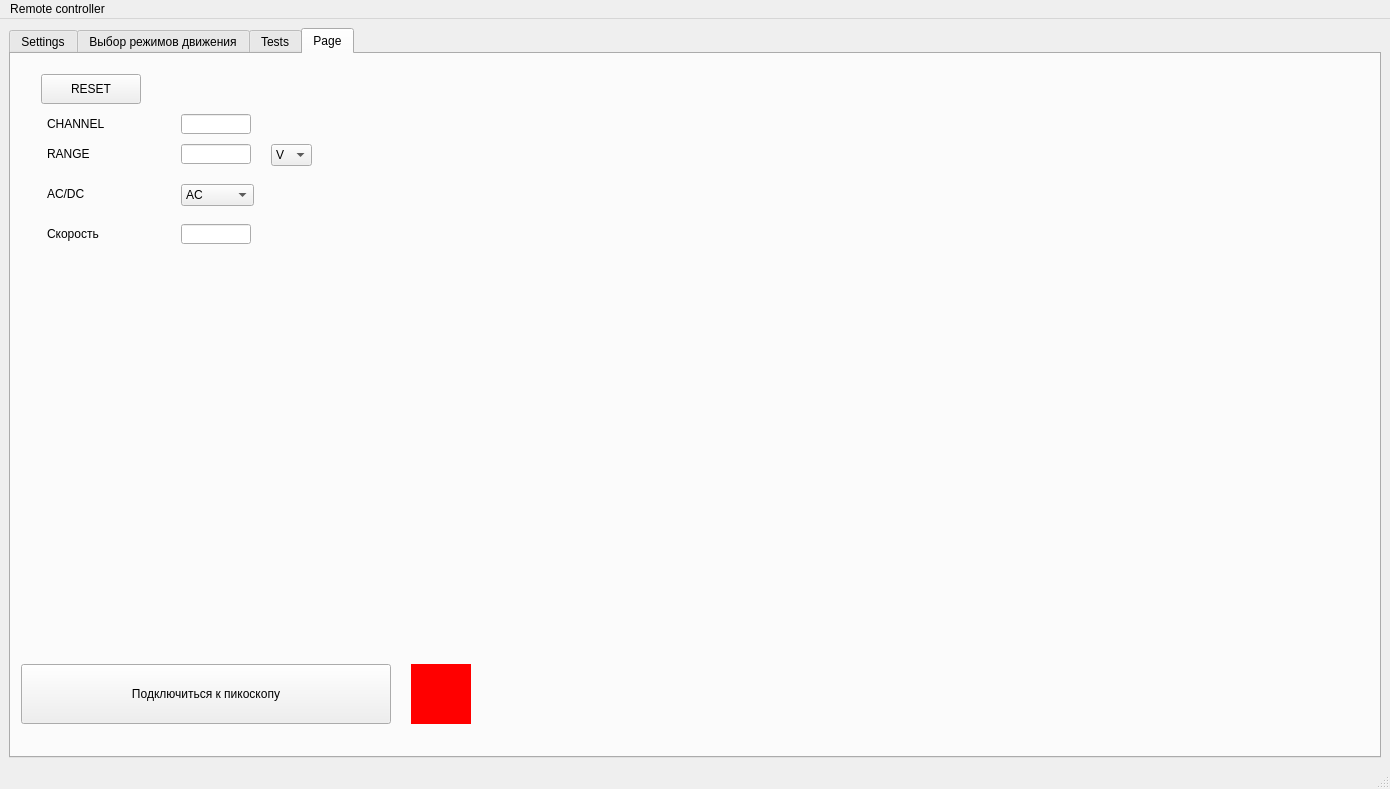
Qt form gui_layout.ui (snowmanpro3/picoscope) before a commit.
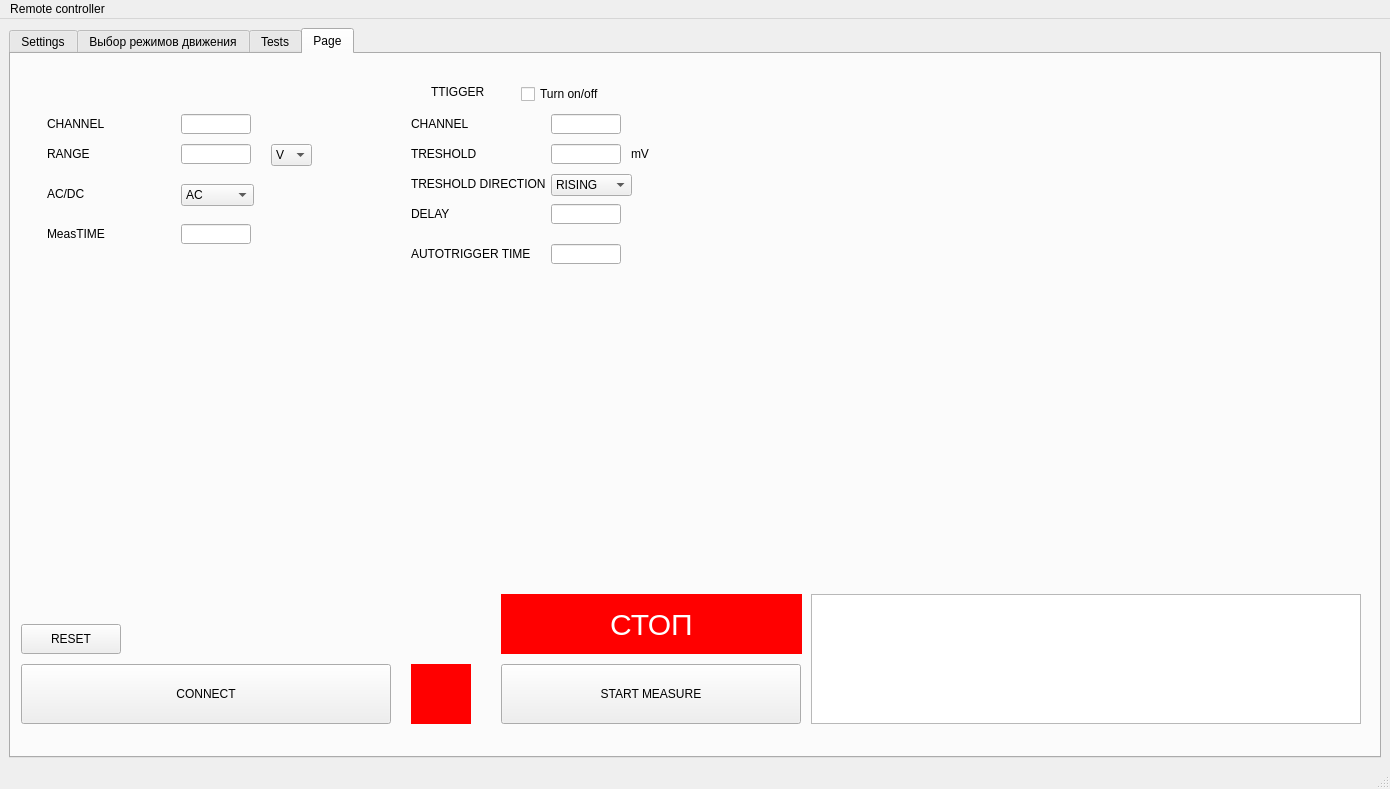
The same form after that commit.

```diff
--- a/gui_layout.ui
+++ b/gui_layout.ui
@@ -48,7 +48,7 @@
              <number>15</number>
             </property>
             <item>
-             <widget class="QPushButton" name="reset_button">
+             <widget class="QPushButton" name="reset_button11">
               <property name="minimumSize">
                <size>
                 <width>100</width>
@@ -2414,7 +2414,7 @@
           <item>
            <layout class="QHBoxLayout" name="horizontalLayout_84">
             <item>
-             <widget class="QPushButton" name="connect_button">
+             <widget class="QPushButton" name="connect_button11">
               <property name="minimumSize">
                <size>
                 <width>370</width>
@@ -2480,7 +2480,7 @@
              </widget>
             </item>
             <item>
-             <widget class="QPushButton" name="stop_button">
+             <widget class="QPushButton" name="stop_button11">
               <property name="minimumSize">
                <size>
                 <width>250</width>
@@ -2756,7 +2756,7 @@
          <string>Расстояние</string>
         </property>
        </widget>
-       <widget class="QPlainTextEdit" name="Console">
+       <widget class="QPlainTextEdit" name="Console11">
         <property name="geometry">
          <rect>
           <x>10</x>
@@ -3408,7 +3408,7 @@
        <attribute name="title">
         <string>Page</string>
        </attribute>
-       <widget class="QPushButton" name="connect_button_2">
+       <widget class="QPushButton" name="connect_button">
         <property name="geometry">
          <rect>
           <x>10</x>
@@ -3433,7 +3433,7 @@
          <string notr="true">font: 20pt &quot;GOST type A&quot;;</string>
         </property>
         <property name="text">
-         <string>Подключиться к пикоскопу</string>
+         <string>CONNECT</string>
         </property>
        </widget>
        <widget class="QLabel" name="channel_label">
@@ -3577,7 +3577,7 @@
          </size>
         </property>
         <property name="text">
-         <string>Скорость</string>
+         <string>MeasTIME</string>
         </property>
        </widget>
        <widget class="QLineEdit" name="speed_input_7">
@@ -3675,11 +3675,11 @@
          <string/>
         </property>
        </widget>
-       <widget class="QPushButton" name="reset_button_2">
+       <widget class="QPushButton" name="reset_button">
         <property name="geometry">
          <rect>
-          <x>30</x>
-          <y>20</y>
+          <x>10</x>
+          <y>570</y>
           <width>100</width>
           <height>30</height>
          </rect>
@@ -3700,6 +3700,417 @@
          <string>RESET</string>
         </property>
        </widget>
+       <widget class="QLabel" name="label_5">
+        <property name="geometry">
+         <rect>
+          <x>420</x>
+          <y>30</y>
+          <width>55</width>
+          <height>16</height>
+         </rect>
+        </property>
+        <property name="text">
+         <string>TTIGGER</string>
+        </property>
+       </widget>
+       <widget class="QCheckBox" name="trigger_choose">
+        <property name="geometry">
+         <rect>
+          <x>510</x>
+          <y>30</y>
+          <width>160</width>
+          <height>20</height>
+         </rect>
+        </property>
+        <property name="minimumSize">
+         <size>
+          <width>160</width>
+          <height>20</height>
+         </size>
+        </property>
+        <property name="maximumSize">
+         <size>
+          <width>160</width>
+          <height>20</height>
+         </size>
+        </property>
+        <property name="text">
+         <string>Turn on/off</string>
+        </property>
+       </widget>
+       <widget class="QLabel" name="delay_label">
+        <property name="geometry">
+         <rect>
+          <x>400</x>
+          <y>150</y>
+          <width>140</width>
+          <height>20</height>
+         </rect>
+        </property>
+        <property name="minimumSize">
+         <size>
+          <width>140</width>
+          <height>20</height>
+         </size>
+        </property>
+        <property name="maximumSize">
+         <size>
+          <width>140</width>
+          <height>20</height>
+         </size>
+        </property>
+        <property name="text">
+         <string>DELAY</string>
+        </property>
+       </widget>
+       <widget class="QLabel" name="channel_label_2">
+        <property name="geometry">
+         <rect>
+          <x>400</x>
+          <y>60</y>
+          <width>140</width>
+          <height>20</height>
+         </rect>
+        </property>
+        <property name="minimumSize">
+         <size>
+          <width>140</width>
+          <height>20</height>
+         </size>
+        </property>
+        <property name="maximumSize">
+         <size>
+          <width>140</width>
+          <height>20</height>
+         </size>
+        </property>
+        <property name="text">
+         <string>CHANNEL</string>
+        </property>
+       </widget>
+       <widget class="QLineEdit" name="t_channel_input">
+        <property name="geometry">
+         <rect>
+          <x>540</x>
+          <y>60</y>
+          <width>70</width>
+          <height>20</height>
+         </rect>
+        </property>
+        <property name="minimumSize">
+         <size>
+          <width>70</width>
+          <height>20</height>
+         </size>
+        </property>
+        <property name="maximumSize">
+         <size>
+          <width>70</width>
+          <height>20</height>
+         </size>
+        </property>
+       </widget>
+       <widget class="QLineEdit" name="t_delay_input">
+        <property name="geometry">
+         <rect>
+          <x>540</x>
+          <y>150</y>
+          <width>70</width>
+          <height>20</height>
+         </rect>
+        </property>
+        <property name="minimumSize">
+         <size>
+          <width>70</width>
+          <height>20</height>
+         </size>
+        </property>
+        <property name="maximumSize">
+         <size>
+          <width>70</width>
+          <height>20</height>
+         </size>
+        </property>
+       </widget>
+       <widget class="QLabel" name="atrigger_time_label">
+        <property name="geometry">
+         <rect>
+          <x>400</x>
+          <y>190</y>
+          <width>140</width>
+          <height>20</height>
+         </rect>
+        </property>
+        <property name="minimumSize">
+         <size>
+          <width>140</width>
+          <height>20</height>
+         </size>
+        </property>
+        <property name="maximumSize">
+         <size>
+          <width>140</width>
+          <height>20</height>
+         </size>
+        </property>
+        <property name="text">
+         <string>AUTOTRIGGER TIME</string>
+        </property>
+       </widget>
+       <widget class="QLineEdit" name="t_treshold_input">
+        <property name="geometry">
+         <rect>
+          <x>540</x>
+          <y>90</y>
+          <width>70</width>
+          <height>20</height>
+         </rect>
+        </property>
+        <property name="minimumSize">
+         <size>
+          <width>70</width>
+          <height>20</height>
+         </size>
+        </property>
+        <property name="maximumSize">
+         <size>
+          <width>70</width>
+          <height>20</height>
+         </size>
+        </property>
+        <property name="text">
+         <string/>
+        </property>
+       </widget>
+       <widget class="QLabel" name="treshold_label">
+        <property name="geometry">
+         <rect>
+          <x>400</x>
+          <y>90</y>
+          <width>140</width>
+          <height>20</height>
+         </rect>
+        </property>
+        <property name="minimumSize">
+         <size>
+          <width>140</width>
+          <height>20</height>
+         </size>
+        </property>
+        <property name="maximumSize">
+         <size>
+          <width>140</width>
+          <height>20</height>
+         </size>
+        </property>
+        <property name="text">
+         <string>TRESHOLD</string>
+        </property>
+       </widget>
+       <widget class="QLabel" name="t_direction_label">
+        <property name="geometry">
+         <rect>
+          <x>400</x>
+          <y>120</y>
+          <width>140</width>
+          <height>20</height>
+         </rect>
+        </property>
+        <property name="minimumSize">
+         <size>
+          <width>140</width>
+          <height>20</height>
+         </size>
+        </property>
+        <property name="maximumSize">
+         <size>
+          <width>140</width>
+          <height>20</height>
+         </size>
+        </property>
+        <property name="text">
+         <string>TRESHOLD DIRECTION</string>
+        </property>
+       </widget>
+       <widget class="QLabel" name="treshold_label_2">
+        <property name="geometry">
+         <rect>
+          <x>620</x>
+          <y>90</y>
+          <width>30</width>
+          <height>20</height>
+         </rect>
+        </property>
+        <property name="minimumSize">
+         <size>
+          <width>30</width>
+          <height>20</height>
+         </size>
+        </property>
+        <property name="maximumSize">
+         <size>
+          <width>30</width>
+          <height>20</height>
+         </size>
+        </property>
+        <property name="text">
+         <string>mV</string>
+        </property>
+       </widget>
+       <widget class="QComboBox" name="t_direction_input">
+        <property name="geometry">
+         <rect>
+          <x>540</x>
+          <y>120</y>
+          <width>81</width>
+          <height>22</height>
+         </rect>
+        </property>
+        <item>
+         <property name="text">
+          <string>RISING</string>
+         </property>
+        </item>
+        <item>
+         <property name="text">
+          <string>ABOVE</string>
+         </property>
+        </item>
+        <item>
+         <property name="text">
+          <string>FALLING</string>
+         </property>
+        </item>
+        <item>
+         <property name="text">
+          <string>BELOW</string>
+         </property>
+        </item>
+       </widget>
+       <widget class="QLabel" name="plot_pic">
+        <property name="geometry">
+         <rect>
+          <x>670</x>
+          <y>20</y>
+          <width>591</width>
+          <height>361</height>
+         </rect>
+        </property>
+        <property name="text">
+         <string/>
+        </property>
+       </widget>
+       <widget class="QPushButton" name="start_button">
+        <property name="geometry">
+         <rect>
+          <x>490</x>
+          <y>610</y>
+          <width>300</width>
+          <height>60</height>
+         </rect>
+        </property>
+        <property name="minimumSize">
+         <size>
+          <width>300</width>
+          <height>60</height>
+         </size>
+        </property>
+        <property name="maximumSize">
+         <size>
+          <width>300</width>
+          <height>60</height>
+         </size>
+        </property>
+        <property name="styleSheet">
+         <string notr="true">font: 20pt &quot;GOST type A&quot;;</string>
+        </property>
+        <property name="text">
+         <string>START MEASURE</string>
+        </property>
+       </widget>
+       <widget class="QPlainTextEdit" name="Console">
+        <property name="geometry">
+         <rect>
+          <x>800</x>
+          <y>540</y>
+          <width>550</width>
+          <height>130</height>
+         </rect>
+        </property>
+        <property name="minimumSize">
+         <size>
+          <width>550</width>
+          <height>130</height>
+         </size>
+        </property>
+        <property name="maximumSize">
+         <size>
+          <width>550</width>
+          <height>130</height>
+         </size>
+        </property>
+       </widget>
+       <widget class="QPushButton" name="stop_button">
+        <property name="geometry">
+         <rect>
+          <x>490</x>
+          <y>540</y>
+          <width>301</width>
+          <height>60</height>
+         </rect>
+        </property>
+        <property name="minimumSize">
+         <size>
+          <width>250</width>
+          <height>60</height>
+         </size>
+        </property>
+        <property name="autoFillBackground">
+         <bool>false</bool>
+        </property>
+        <property name="styleSheet">
+         <string notr="true">QPushButton {
+    background-color: red;  /* Красный фон */
+    color: white;           /* Белый текст */
+    border: none;           /* Убираем границу */
+    padding: 10px;         /* Отступы */
+    font-family: &quot;GOST Type A&quot;;  /* Шрифт GOST Type A */
+    font-size: 30px;       /* Размер шрифта */
+}
+QPushButton:hover {
+    background-color: rgb(170, 0, 0);  /* Красный фон при наведении */
+    color: white;           /* Белый текст при наведении */
+}</string>
+        </property>
+        <property name="text">
+         <string>СТОП</string>
+        </property>
+        <property name="checkable">
+         <bool>false</bool>
+        </property>
+       </widget>
+       <widget class="QLineEdit" name="t_auto_time_input">
+        <property name="geometry">
+         <rect>
+          <x>540</x>
+          <y>190</y>
+          <width>70</width>
+          <height>20</height>
+         </rect>
+        </property>
+        <property name="minimumSize">
+         <size>
+          <width>70</width>
+          <height>20</height>
+         </size>
+        </property>
+        <property name="maximumSize">
+         <size>
+          <width>70</width>
+          <height>20</height>
+         </size>
+        </property>
+       </widget>
       </widget>
      </widget>
     </item>
```
Left out of the diff: 8 changed lines with no effect on the pictures.
